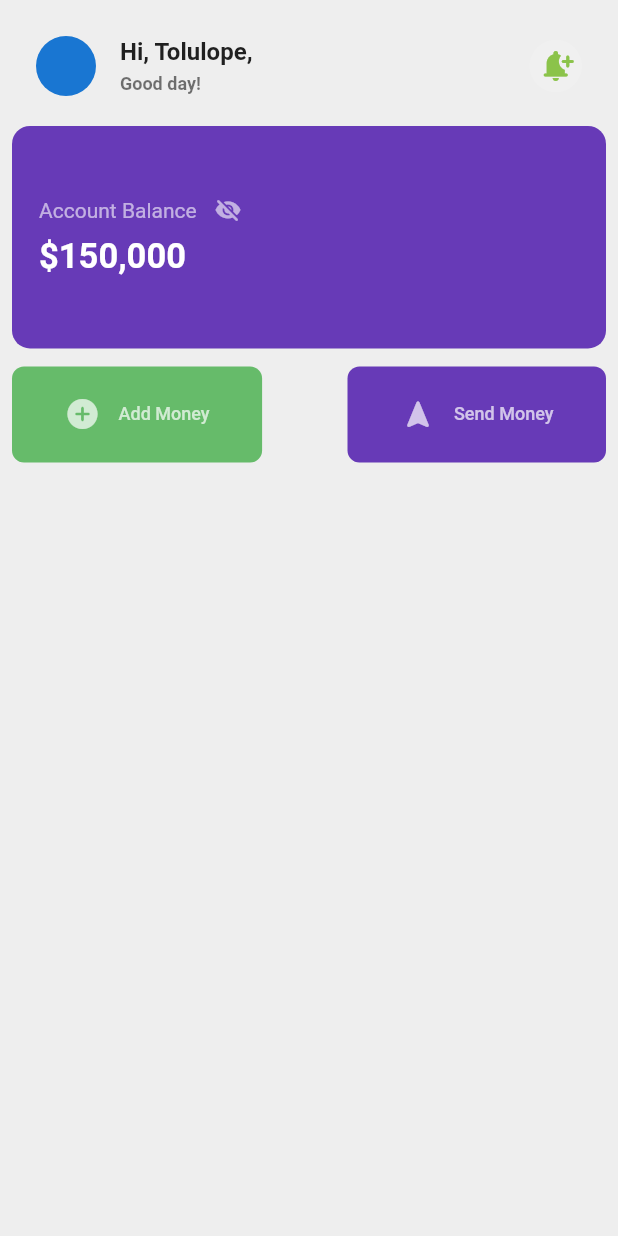
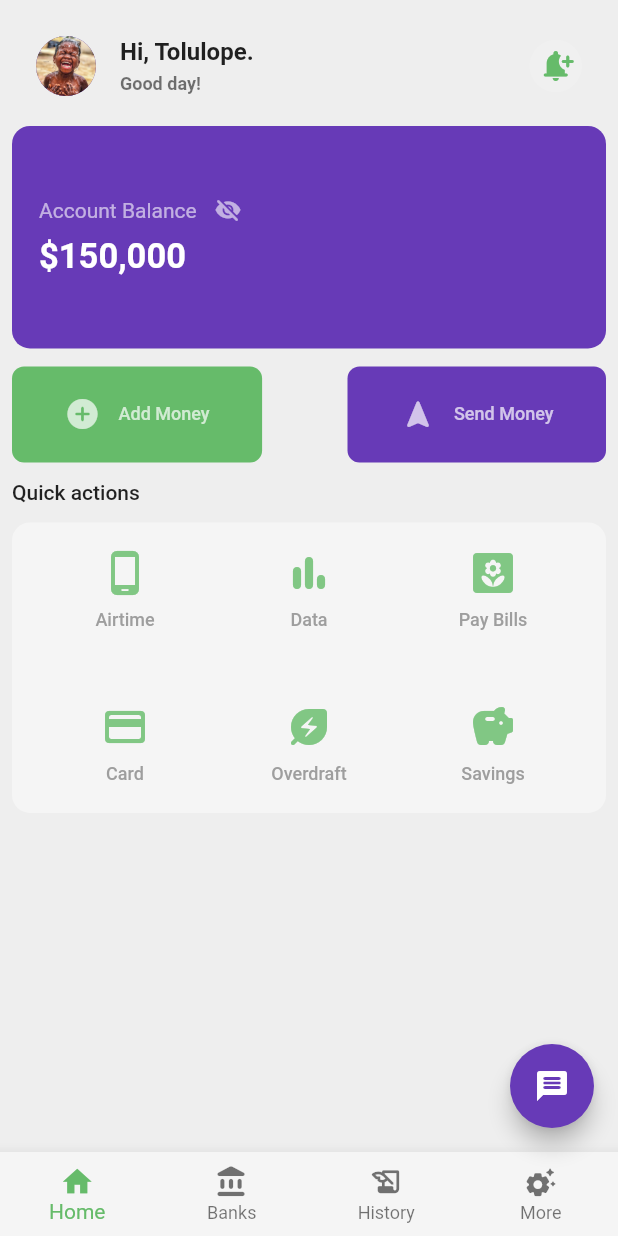
Before and after one commit to blaqshyd/raven_app, a Flutter app: the screen it shows after launch, on a phone screen of 412 x 824 dp. Run offline on Flutter 3.47's test engine with Material 2 defaults, Android fonts, the light colour scheme and no system bars; our stand-ins replace device_preview.

Commit message:
Home screen completed

```diff
--- /dev/null
+++ b/lib/components/fab.dart
@@ -0,0 +1,16 @@
+// ignore_for_file: prefer_const_constructors
+
+import 'package:flutter/material.dart';
+class FAB extends StatelessWidget {
+  const FAB({
+    Key? key,
+  }) : super(key: key);
+
+  @override
+  Widget build(BuildContext context) {
+    return FloatingActionButton(
+      onPressed: () {},
+      child: Icon(Icons.message_rounded),
+    );
+  }
+}
--- /dev/null
+++ b/lib/components/nav_bar.dart
@@ -0,0 +1,39 @@
+import 'package:flutter/material.dart';
+
+class BottomNav extends StatelessWidget {
+  final int currentIndex;
+  final Function(int)? onTap;
+  const BottomNav({
+    Key? key,
+    required this.currentIndex,
+    required this.onTap,
+  }) : super(key: key);
+
+  @override
+  Widget build(BuildContext context) {
+    return BottomNavigationBar(
+      selectedItemColor: Colors.green[400]!,
+      backgroundColor: Colors.grey[100],
+      type: BottomNavigationBarType.fixed,
+      iconSize: 23,
+      // elevation: 0,
+      currentIndex: currentIndex,
+      onTap: onTap,
+      items: const [
+        BottomNavigationBarItem(icon: Icon(Icons.home), label: 'Home'),
+        BottomNavigationBarItem(
+          icon: Icon(Icons.account_balance_rounded),
+          label: 'Banks',
+        ),
+        BottomNavigationBarItem(
+          icon: Icon(Icons.history_edu_rounded),
+          label: 'History',
+        ),
+        BottomNavigationBarItem(
+          icon: Icon(Icons.settings_suggest_rounded),
+          label: 'More',
+        ),
+      ],
+    );
+  }
+}
--- /dev/null
+++ b/lib/constants/text_style.dart
@@ -0,0 +1,7 @@
+import 'package:flutter/material.dart';
+
+TextStyle qActionText = TextStyle(
+  fontWeight: FontWeight.w500,
+  fontSize: 12,
+  color: Colors.grey[500],
+);
--- a/lib/main.dart
+++ b/lib/main.dart
@@ -2,6 +2,7 @@
 
 import 'package:device_preview/device_preview.dart';
 import 'package:flutter/material.dart';
+import 'package:raven_app/views/screens/main_page.dart';
 
 void main() {
   runApp(DevicePreview(enabled: true, builder: (context) => const MyApp()));
@@ -14,188 +15,12 @@ class MyApp extends StatelessWidget {
   @override
   Widget build(BuildContext context) {
     return MaterialApp(
-      title: 'Flutter Demo',
+      title: 'Raven',
       theme: ThemeData(
-        primarySwatch: Colors.blue,
+        primarySwatch: Colors.deepPurple,
       ),
       useInheritedMediaQuery: true,
-      home: const HomeScreen(),
+      home: MainScreen(),
     );
   }
 }
-
-class HomeScreen extends StatelessWidget {
-  const HomeScreen();
-
-  @override
-  Widget build(BuildContext context) {
-    Size size = MediaQuery.of(context).size;
-    return Scaffold(
-      backgroundColor: Colors.grey[200],
-      body: SafeArea(
-        child: Padding(
-          padding: const EdgeInsets.all(8),
-          child: Column(
-            children: [
-              ListTile(
-                leading: CircleAvatar(radius: 20),
-                title: Text(
-                  'Hi, Tolulope,',
-                  style: TextStyle(
-                    fontWeight: FontWeight.w700,
-                  ),
-                ),
-                subtitle: Text(
-                  'Good day!',
-                  style: TextStyle(
-                    fontSize: 12,
-                    fontWeight: FontWeight.w700,
-                  ),
-                ),
-                trailing: Container(
-                  width: 35,
-                  height: 35,
-                  decoration: BoxDecoration(
-                    color: Colors.white12,
-                    shape: BoxShape.circle,
-                  ),
-                  child: Icon(
-                    Icons.notification_add_rounded,
-                    color: Colors.lightGreen,
-                  ),
-                ),
-              ),
-              SizedBox(height: 4),
-              Container(
-                width: size.width,
-                height: size.height * 0.18,
-                decoration: BoxDecoration(
-                  borderRadius: BorderRadius.circular(12),
-                  color: Colors.deepPurple,
-                ),
-                child: Padding(
-                  padding: const EdgeInsets.symmetric(horizontal: 18.0),
-                  child: Column(
-                    mainAxisAlignment: MainAxisAlignment.center,
-                    crossAxisAlignment: CrossAxisAlignment.start,
-                    children: [
-                      Row(
-                        children: [
-                          Text(
-                            'Account Balance',
-                            style: TextStyle(
-                              fontWeight: FontWeight.w400,
-                              color: Colors.white60,
-                            ),
-                          ),
-                          SizedBox(width: 12),
-                          Icon(
-                            Icons.visibility_off_rounded,
-                            color: Colors.white60,
-                            size: 18,
-                          )
-                        ],
-                      ),
-                      SizedBox(height: 8),
-                      Text(
-                        '\$150,000',
-                        style: TextStyle(
-                          fontWeight: FontWeight.w700,
-                          color: Colors.white,
-                          fontSize: 23,
-                        ),
-                      ),
-                    ],
-                  ),
-                ),
-              ),
-              SizedBox(height: 12),
-              Flexible(
-                child: Row(
-                  mainAxisAlignment: MainAxisAlignment.spaceBetween,
-                  children: [
-                    PaymentButton(
-                      size: size,
-                      text: 'Add Money',
-                      icon: Icons.add_circle_rounded,
-                      primaryButtonColor: Colors.green[400]!,
-                    ),
-                    PaymentButton(
-                      size: size,
-                      text: 'Send Money',
-                      icon: Icons.navigation_rounded,
-                      primaryButtonColor: Colors.deepPurple,
-                    )
-                  ],
-                ),
-              )
-            ],
-          ),
-        ),
-      ),
-    );
-  }
-}
-
-class PaymentButton extends StatelessWidget {
-  const PaymentButton({
-    Key? key,
-    required this.size,
-    required this.icon,
-    required this.text,
-    required this.primaryButtonColor,
-  }) : super(key: key);
-
-  final Size size;
-  final String text;
-  final IconData icon;
-  final Color primaryButtonColor;
-
-  @override
-  Widget build(BuildContext context) {
-    return ElevatedButton(
-      style: ElevatedButton.styleFrom(
-        elevation: 0,
-        padding: EdgeInsets.symmetric(
-          horizontal: 35,
-          vertical: 20,
-        ),
-        primary: primaryButtonColor,
-        onPrimary: Colors.white,
-        shape: RoundedRectangleBorder(
-          borderRadius: BorderRadius.circular(8),
-        ),
-      ),
-      onPressed: () {
-        showModalBottomSheet(
-            backgroundColor: Colors.grey[300],
-            shape: RoundedRectangleBorder(
-              borderRadius: BorderRadius.circular(30),
-            ),
-            context: context,
-            builder: (context) {
-              return Container(
-                height: size.height * 0.5,
-              );
-            });
-      },
-      child: Row(
-        children: [
-          Icon(
-            icon,
-            color: Colors.white70,
-          ),
-          SizedBox(width: 12),
-          Text(
-            text,
-            style: TextStyle(
-              fontWeight: FontWeight.w500,
-              fontSize: 12,
-              color: Colors.white70,
-            ),
-          ),
-        ],
-      ),
-    );
-  }
-}
--- /dev/null
+++ b/lib/views/screens/banks/bank.dart
@@ -0,0 +1,12 @@
+import 'package:flutter/material.dart';
+
+class Banks extends StatelessWidget {
+  const Banks({Key? key}) : super(key: key);
+
+  @override
+  Widget build(BuildContext context) {
+    return Scaffold(
+      backgroundColor: Colors.grey[300],
+    );
+  }
+}
--- /dev/null
+++ b/lib/views/screens/history/history.dart
@@ -0,0 +1,12 @@
+import 'package:flutter/material.dart';
+
+class History extends StatelessWidget {
+  const History({Key? key}) : super(key: key);
+
+  @override
+  Widget build(BuildContext context) {
+    return Scaffold(
+      backgroundColor: Colors.grey[300],
+    );
+  }
+}
--- /dev/null
+++ b/lib/views/screens/home/components/payment_btn.dart
@@ -0,0 +1,66 @@
+// ignore_for_file: prefer_const_constructors
+
+import 'package:flutter/material.dart';
+
+class PaymentButton extends StatelessWidget {
+  const PaymentButton({
+    Key? key,
+    required this.size,
+    required this.icon,
+    required this.text,
+    required this.primaryButtonColor,
+  }) : super(key: key);
+
+  final Size size;
+  final String text;
+  final IconData icon;
+  final Color primaryButtonColor;
+
+  @override
+  Widget build(BuildContext context) {
+    return ElevatedButton(
+      style: ElevatedButton.styleFrom(
+        elevation: 0,
+        padding: EdgeInsets.symmetric(
+          horizontal: 35,
+          vertical: 20,
+        ),
+        primary: primaryButtonColor,
+        onPrimary: Colors.white,
+        shape: RoundedRectangleBorder(
+          borderRadius: BorderRadius.circular(8),
+        ),
+      ),
+      onPressed: () {
+        showModalBottomSheet(
+            backgroundColor: Colors.grey[300],
+            shape: RoundedRectangleBorder(
+              borderRadius: BorderRadius.circular(30),
+            ),
+            context: context,
+            builder: (context) {
+              return Container(
+                height: size.height * 0.5,
+              );
+            });
+      },
+      child: Row(
+        children: [
+          Icon(
+            icon,
+            color: Colors.white70,
+          ),
+          SizedBox(width: 12),
+          Text(
+            text,
+            style: TextStyle(
+              fontWeight: FontWeight.w500,
+              fontSize: 12,
+              color: Colors.white70,
+            ),
+          ),
+        ],
+      ),
+    );
+  }
+}
--- /dev/null
+++ b/lib/views/screens/home/components/quick_actions.dart
@@ -0,0 +1,78 @@
+// ignore_for_file: prefer_const_constructors
+
+import 'package:flutter/material.dart';
+
+import '../../../../constants/text_style.dart';
+
+class QuickActions extends StatelessWidget {
+  QuickActions({
+    Key? key,
+    required this.size,
+  }) : super(key: key);
+
+  final Size size;
+  final List<String> actionText = [
+    'Airtime',
+    'Data',
+    'Pay Bills',
+    'Card',
+    'Overdraft',
+    'Savings',
+  ];
+
+  final List<IconData> actionIcon = [
+    Icons.phone_android_rounded,
+    Icons.bar_chart_rounded,
+    Icons.yard_rounded,
+    Icons.payment_rounded,
+    Icons.energy_savings_leaf_rounded,
+    Icons.savings_rounded,
+  ];
+  @override
+  Widget build(BuildContext context) {
+    return Container(
+      width: size.width,
+      height: size.height * 0.235,
+      decoration: BoxDecoration(
+        borderRadius: BorderRadius.circular(12),
+        color: Colors.grey[100],
+      ),
+      child: Padding(
+        padding: const EdgeInsets.symmetric(vertical: 18.0, horizontal: 24.0),
+        child: GridView.builder(
+          physics: NeverScrollableScrollPhysics(),
+          gridDelegate: SliverGridDelegateWithFixedCrossAxisCount(
+            // mainAxisSpacing: 0,
+            crossAxisSpacing: 20,
+            childAspectRatio: 1,
+            crossAxisCount: 3,
+          ),
+          itemCount: 6,
+          itemBuilder: (context, index) => Column(
+            children: [
+              Icon(
+                actionIcon[index],
+                size: 32,
+                color: Colors.green[300]!,
+              ),
+              SizedBox(height: 8),
+              Text(
+                actionText[index],
+                style: qActionText,
+              ),
+            ],
+          ),
+        ),
+      ),
+    );
+  }
+}
+/*
+
+ style: TextStyle(
+                  fontWeight: FontWeight.w400,
+                  fontSize: 14,
+                  color: Colors.green[300],
+                ),
+
+*/
--- /dev/null
+++ b/lib/views/screens/home/home.dart
@@ -0,0 +1,134 @@
+// ignore_for_file: prefer_const_constructors, prefer_const_literals_to_create_immutables
+
+import 'package:flutter/material.dart';
+import 'package:raven_app/constants/text_style.dart';
+
+import 'components/payment_btn.dart';
+import 'components/quick_actions.dart';
+
+class HomeScreen extends StatelessWidget {
+  const HomeScreen({Key? key}) : super(key: key);
+
+  @override
+  Widget build(BuildContext context) {
+    Size size = MediaQuery.of(context).size;
+    return Scaffold(
+      backgroundColor: Colors.grey[200],
+      body: SafeArea(
+        child: Padding(
+          padding: const EdgeInsets.all(8),
+          child: Column(
+            crossAxisAlignment: CrossAxisAlignment.start,
+            children: [
+              ListTile(
+                leading: CircleAvatar(
+                  radius: 20,
+                  backgroundImage: AssetImage('assets/images/user.jpg'),
+                ),
+                title: Text(
+                  'Hi, Tolulope.',
+                  style: TextStyle(
+                    fontWeight: FontWeight.w700,
+                  ),
+                ),
+                subtitle: Text(
+                  'Good day!',
+                  style: TextStyle(
+                    fontSize: 12,
+                    fontWeight: FontWeight.w700,
+                  ),
+                ),
+                trailing: Container(
+                  width: 35,
+                  height: 35,
+                  decoration: BoxDecoration(
+                    color: Colors.white12,
+                    shape: BoxShape.circle,
+                  ),
+                  child: Icon(
+                    Icons.notification_add_rounded,
+                    color: Colors.green[400]!,
+                  ),
+                ),
+              ),
+              SizedBox(height: 4),
+              Container(
+                width: size.width,
+                height: size.height * 0.18,
+                decoration: BoxDecoration(
+                  borderRadius: BorderRadius.circular(12),
+                  color: Colors.deepPurple,
+                ),
+                child: Padding(
+                  padding: const EdgeInsets.symmetric(horizontal: 18.0),
+                  child: Column(
+                    mainAxisAlignment: MainAxisAlignment.center,
+                    crossAxisAlignment: CrossAxisAlignment.start,
+                    children: [
+                      Row(
+                        children: [
+                          Text(
+                            'Account Balance',
+                            style: TextStyle(
+                              fontWeight: FontWeight.w400,
+                              color: Colors.white60,
+                            ),
+                          ),
+                          SizedBox(width: 12),
+                          Icon(
+                            Icons.visibility_off_rounded,
+                            color: Colors.white60,
+                            size: 18,
+                          )
+                        ],
+                      ),
+                      SizedBox(height: 8),
+                      Text(
+                        '\$150,000',
+                        style: TextStyle(
+                          fontWeight: FontWeight.w700,
+                          color: Colors.white,
+                          fontSize: 23,
+                        ),
+                      ),
+                    ],
+                  ),
+                ),
+              ),
+              SizedBox(height: 12),
+              Flexible(
+                child: Row(
+                  mainAxisAlignment: MainAxisAlignment.spaceBetween,
+                  children: [
+                    PaymentButton(
+                      size: size,
+                      text: 'Add Money',
+                      icon: Icons.add_circle_rounded,
+                      primaryButtonColor: Colors.green[400]!,
+                    ),
+                    PaymentButton(
+                      size: size,
+                      text: 'Send Money',
+                      icon: Icons.navigation_rounded,
+                      primaryButtonColor: Colors.deepPurple,
+                    )
+                  ],
+                ),
+              ),
+              SizedBox(height: 12),
+              Text(
+                'Quick actions',
+                style: qActionText.copyWith(
+                  fontSize: 14,
+                  color: Colors.black87,
+                ),
+              ),
+              SizedBox(height: 12),
+              QuickActions(size: size)
+            ],
+          ),
+        ),
+      ),
+    );
+  }
+}
--- /dev/null
+++ b/lib/views/screens/main_page.dart
@@ -0,0 +1,43 @@
+// ignore_for_file: prefer_const_constructors
+
+import 'package:flutter/material.dart';
+import 'package:raven_app/views/screens/banks/bank.dart';
+import 'package:raven_app/views/screens/history/history.dart';
+import 'package:raven_app/views/screens/home/home.dart';
+import 'package:raven_app/views/screens/more/more.dart';
+
+import '../../components/fab.dart';
+import '../../components/nav_bar.dart';
+
+class MainScreen extends StatefulWidget {
+  const MainScreen({Key? key}) : super(key: key);
+
+  @override
+  State<MainScreen> createState() => _MainScreenState();
+}
+
+class _MainScreenState extends State<MainScreen> {
+  int selectedIndex = 0;
+
+  final List screens = [
+    HomeScreen(),
+    Banks(),
+    History(),
+    More(),
+  ];
+  @override
+  Widget build(BuildContext context) {
+    return Scaffold(
+      body: screens[selectedIndex],
+      bottomNavigationBar: BottomNav(
+        currentIndex: selectedIndex,
+        onTap: (int index) {
+          setState(() {
+            selectedIndex = index;
+          });
+        },
+      ),
+      floatingActionButton: FAB(),
+    );
+  }
+}
--- /dev/null
+++ b/lib/views/screens/more/more.dart
@@ -0,0 +1,12 @@
+import 'package:flutter/material.dart';
+
+class More extends StatelessWidget {
+  const More({Key? key}) : super(key: key);
+
+  @override
+  Widget build(BuildContext context) {
+    return Scaffold(
+      backgroundColor: Colors.grey[300],
+    );
+  }
+}
```
Also changed, not shown: pubspec.yaml (+3 -20 lines), assets/images/2.png (added), assets/images/user.jpg (added), pubspec.lock.
